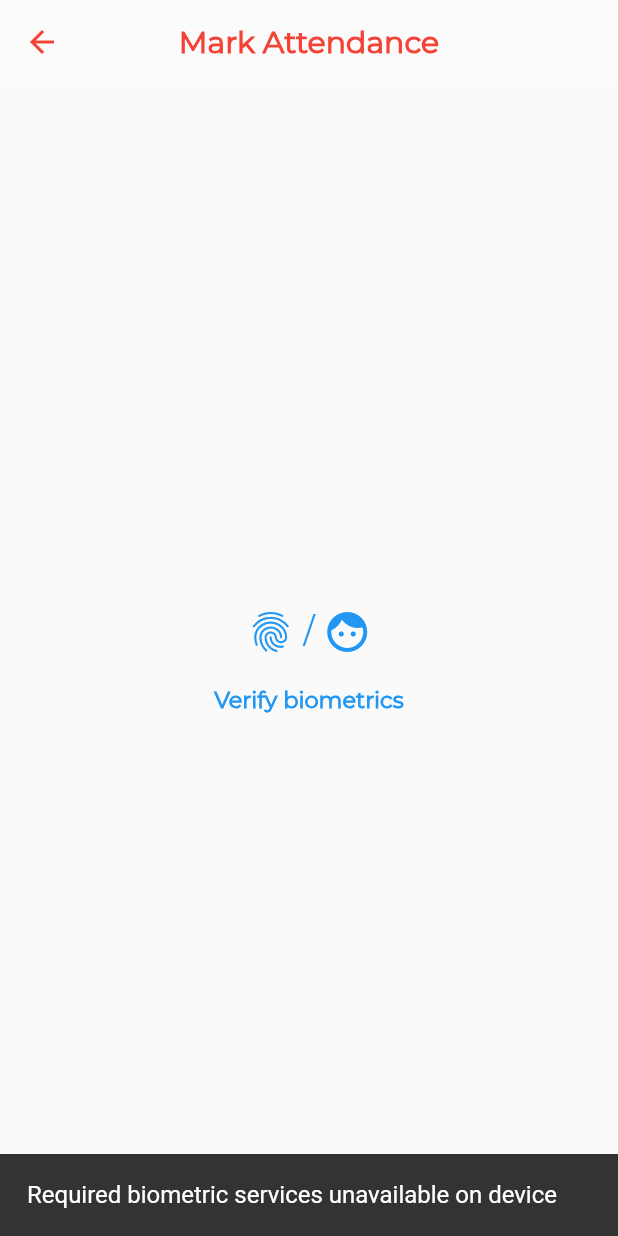
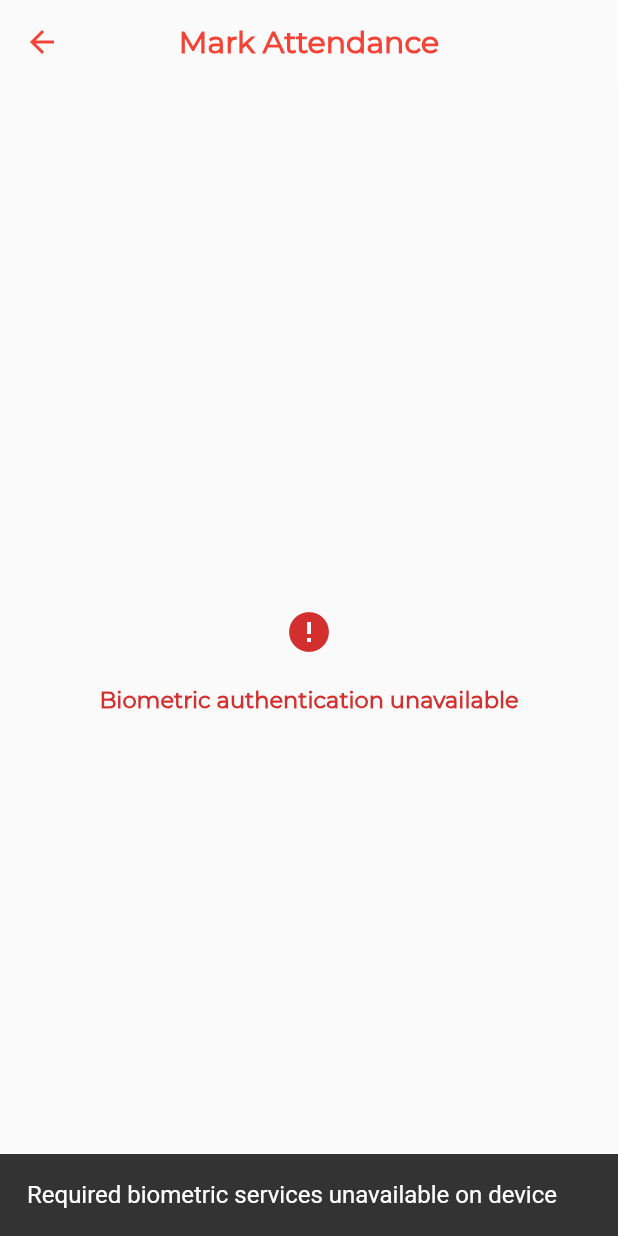
Before and after one commit to ritamk/anandaAttendance, a Flutter app: the AttendancePage screen opened directly with empty values, on a phone screen of 412 x 824 dp. Run offline on Flutter 3.47's test engine with Material 2 defaults, Android fonts, the light colour scheme and no system bars; our stand-ins replace cloud_firestore, firebase_auth, firebase_core, flutter_riverpod, geolocator, local_auth and 1 more; accounts and stored records are empty.

Commit message:
UI updated

```diff
--- a/lib/views/attendance/attendance.dart
+++ b/lib/views/attendance/attendance.dart
@@ -27,6 +27,7 @@ class _AttendancePageState extends State<AttendancePage> {
   final LocalAuthentication localAuth = LocalAuthentication();
   bool? canCheckBiometric;
   bool attendanceDone = false;
+  bool biomAvailable = true;
 
   @override
   void initState() {
@@ -47,10 +48,15 @@ class _AttendancePageState extends State<AttendancePage> {
       canCheckBiometric = await localAuth.canCheckBiometrics.then((value) {
         setState(() {
           loading = false;
-          value
-              ? null
-              : commonSnackbar(
+          if (value) {
+            null;
+          } else {
+            commonSnackbar(
                 "Required biometric services unavailable on device", context);
+            setState(() {
+              biomAvailable = false;
+            });
+          }
         });
         return;
       });
@@ -68,6 +74,7 @@ class _AttendancePageState extends State<AttendancePage> {
       body: Center(
         child: SingleChildScrollView(
           child: !loading
+              ? biomAvailable
                   ? !attendanceDone
                       ? MaterialButton(
                           onPressed: onAuthPressed,
@@ -126,6 +133,24 @@ class _AttendancePageState extends State<AttendancePage> {
                             ),
                           ],
                         )
+                  : Column(
+                      mainAxisSize: MainAxisSize.min,
+                      children: <Widget>[
+                        Icon(
+                          Icons.error,
+                          color: Colors.red.shade700,
+                          size: 32.0,
+                        ),
+                        const SizedBox(height: 20.0, width: 0.0),
+                        Text(
+                          "Biometric authentication unavailable",
+                          style: TextStyle(
+                              fontSize: 15.0,
+                              color: Colors.red.shade700,
+                              fontWeight: FontWeight.bold),
+                        ),
+                      ],
+                    )
               : const Loading(white: false),
           physics: const BouncingScrollPhysics(
               parent: AlwaysScrollableScrollPhysics()),
```
Lines whose indentation alone changed are shown as unchanged.
